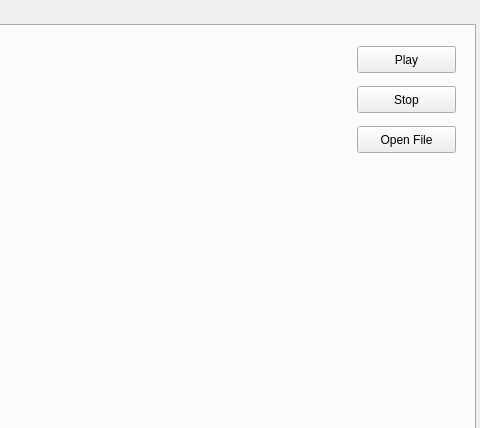
Qt form gui/forms/mainwindow.ui (studnitz/octopus) before a commit; both pictures show x 355 to 835 and y 0 to 428 of the 835 by 738 pixel window.
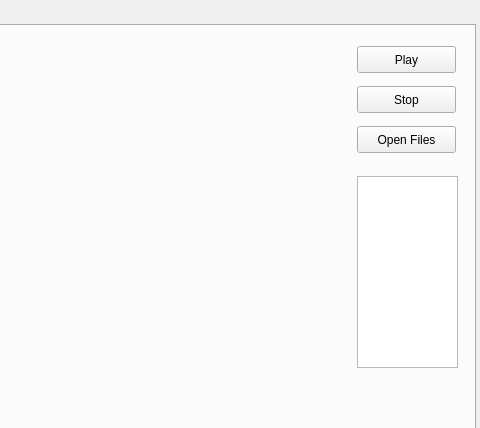
The same form after that commit.

Commit message: Add basiclList to display the names of recordings (US #20)

```diff
--- a/gui/forms/mainwindow.ui
+++ b/gui/forms/mainwindow.ui
@@ -230,7 +230,17 @@
        </rect>
       </property>
       <property name="text">
-       <string>Open File</string>
+       <string>Open Files</string>
+      </property>
+     </widget>
+     <widget class="QListView" name="listView">
+      <property name="geometry">
+       <rect>
+        <x>700</x>
+        <y>150</y>
+        <width>101</width>
+        <height>192</height>
+       </rect>
       </property>
      </widget>
     </widget>
```
The commit also changes 4 other files.
